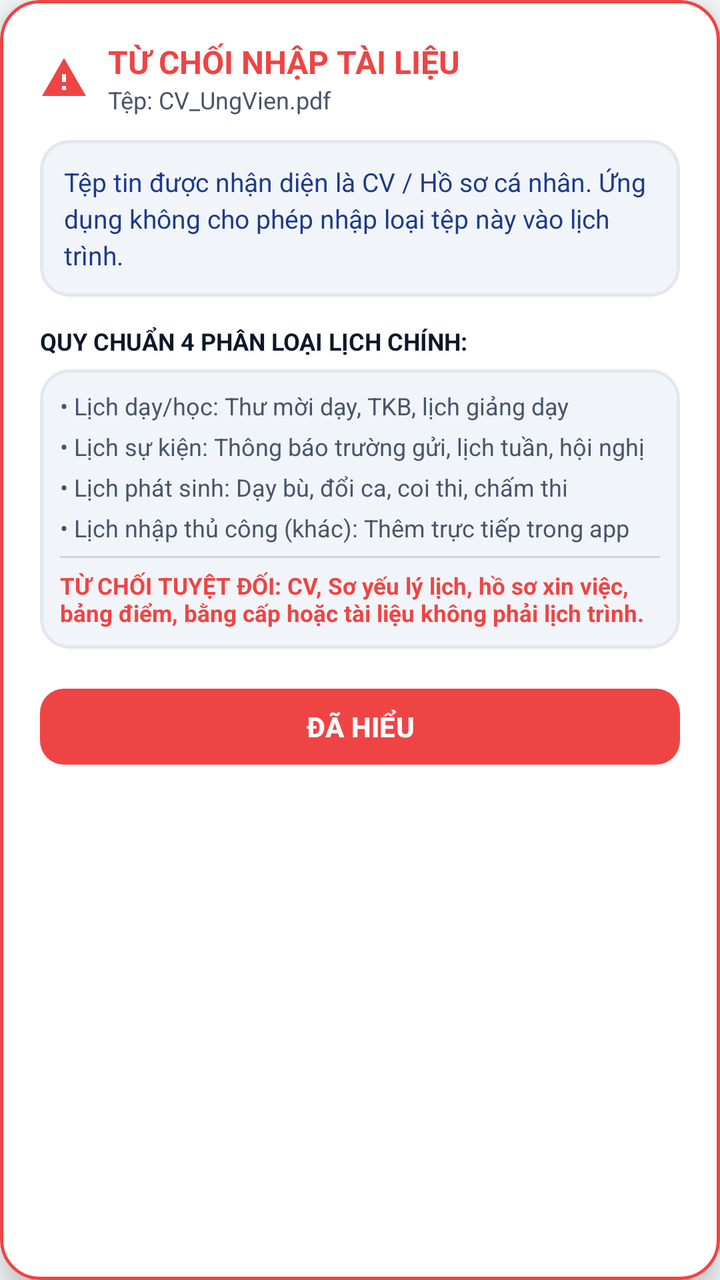
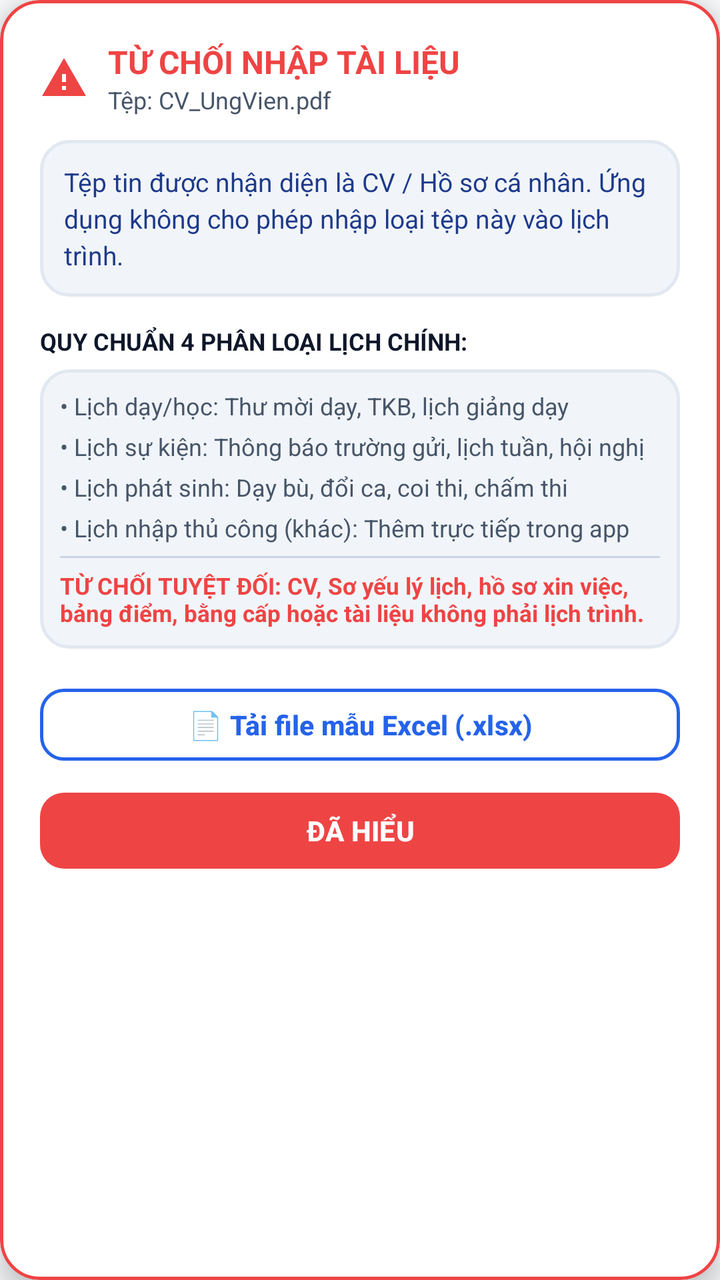

An Android layout rendered at two revisions. The XML below is the earlier revision; the diff shows what the commit changed to produce the second picture.
<!-- AndroidManifest.xml: application theme Theme.LectuPlan -->
<!-- res/layout/dialog_file_rejected.xml -->
<?xml version="1.0" encoding="utf-8"?>
<com.google.android.material.card.MaterialCardView
    xmlns:android="http://schemas.android.com/apk/res/android"
    xmlns:app="http://schemas.android.com/apk/res-auto"
    android:layout_width="match_parent"
    android:layout_height="wrap_content"
    app:cardCornerRadius="20dp"
    app:cardElevation="8dp"
    app:strokeWidth="1.5dp"
    app:strokeColor="#EF4444"
    app:cardBackgroundColor="@color/surface_card">

    <LinearLayout
        android:layout_width="match_parent"
        android:layout_height="wrap_content"
        android:orientation="vertical"
        android:padding="20dp">

        
        <LinearLayout
            android:layout_width="match_parent"
            android:layout_height="wrap_content"
            android:orientation="horizontal"
            android:gravity="center_vertical"
            android:layout_marginBottom="12dp">

            <ImageView
                android:layout_width="24dp"
                android:layout_height="24dp"
                android:src="@drawable/ic_warning"
                app:tint="#EF4444"
                android:layout_marginEnd="10dp"
                android:contentDescription="Từ chối" />

            <LinearLayout
                android:layout_width="0dp"
                android:layout_height="wrap_content"
                android:layout_weight="1"
                android:orientation="vertical">

                <TextView
                    android:id="@+id/tvRejectTitle"
                    android:layout_width="wrap_content"
                    android:layout_height="wrap_content"
                    android:text="TỪ CHỐI NHẬP TÀI LIỆU"
                    android:textSize="16sp"
                    android:textStyle="bold"
                    android:textColor="#EF4444" />

                <TextView
                    android:id="@+id/tvRejectFileName"
                    android:layout_width="wrap_content"
                    android:layout_height="wrap_content"
                    android:text="Tệp: CV_UngVien.pdf"
                    android:textSize="12sp"
                    android:textColor="@color/text_secondary"
                    android:ellipsize="middle"
                    android:singleLine="true" />
            </LinearLayout>
        </LinearLayout>

        
        <LinearLayout
            android:layout_width="match_parent"
            android:layout_height="wrap_content"
            android:orientation="vertical"
            android:background="@drawable/bg_search_input"
            android:padding="12dp"
            android:layout_marginBottom="14dp">

            <TextView
                android:id="@+id/tvRejectReason"
                android:layout_width="match_parent"
                android:layout_height="wrap_content"
                android:text="Tệp tin được nhận diện là CV / Hồ sơ cá nhân. Ứng dụng không cho phép nhập loại tệp này vào lịch trình."
                android:textSize="13sp"
                android:textColor="@color/tab_header_title"
                android:lineSpacingExtra="3dp" />
        </LinearLayout>

        
        <TextView
            android:layout_width="wrap_content"
            android:layout_height="wrap_content"
            android:text="QUY CHUẨN 4 PHÂN LOẠI LỊCH CHÍNH:"
            android:textSize="12sp"
            android:textStyle="bold"
            android:textColor="@color/text_primary"
            android:layout_marginBottom="6dp" />

        <LinearLayout
            android:layout_width="match_parent"
            android:layout_height="wrap_content"
            android:orientation="vertical"
            android:background="@drawable/bg_search_input"
            android:padding="10dp"
            android:layout_marginBottom="16dp">

            <TextView
                android:layout_width="match_parent"
                android:layout_height="wrap_content"
                android:text="• Lịch dạy/học: Thư mời dạy, TKB, lịch giảng dạy"
                android:textSize="12sp"
                android:textColor="@color/text_secondary"
                android:layout_marginBottom="4dp" />

            <TextView
                android:layout_width="match_parent"
                android:layout_height="wrap_content"
                android:text="• Lịch sự kiện: Thông báo trường gửi, lịch tuần, hội nghị"
                android:textSize="12sp"
                android:textColor="@color/text_secondary"
                android:layout_marginBottom="4dp" />

            <TextView
                android:layout_width="match_parent"
                android:layout_height="wrap_content"
                android:text="• Lịch phát sinh: Dạy bù, đổi ca, coi thi, chấm thi"
                android:textSize="12sp"
                android:textColor="@color/text_secondary"
                android:layout_marginBottom="4dp" />

            <TextView
                android:layout_width="match_parent"
                android:layout_height="wrap_content"
                android:text="• Lịch nhập thủ công (khác): Thêm trực tiếp trong app"
                android:textSize="12sp"
                android:textColor="@color/text_secondary"
                android:layout_marginBottom="6dp" />

            <View
                android:layout_width="match_parent"
                android:layout_height="1dp"
                android:background="@color/border_default"
                android:layout_marginBottom="6dp" />

            <TextView
                android:layout_width="match_parent"
                android:layout_height="wrap_content"
                android:text="TỪ CHỐI TUYỆT ĐỐI: CV, Sơ yếu lý lịch, hồ sơ xin việc, bảng điểm, bằng cấp hoặc tài liệu không phải lịch trình."
                android:textSize="11.5sp"
                android:textColor="#EF4444"
                android:textStyle="bold" />
        </LinearLayout>

        
        <com.google.android.material.button.MaterialButton
            android:id="@+id/btnRejectUnderstand"
            android:layout_width="match_parent"
            android:layout_height="wrap_content"
            android:minHeight="46dp"
            android:text="ĐÃ HIỂU"
            android:textColor="#FFFFFF"
            android:textSize="14sp"
            android:textStyle="bold"
            android:paddingVertical="6dp"
            app:cornerRadius="12dp"
            app:backgroundTint="#EF4444" />
    </LinearLayout>
</com.google.android.material.card.MaterialCardView>
<!-- resources referenced by this layout -->
<resources>
  <color name="border_default">#CBD5E1</color>
  <color name="surface_card">#FFFFFF</color>
  <color name="tab_header_title">#1E3A8A</color>
  <color name="text_primary">#0F172A</color>
  <color name="text_secondary">#475569</color>
  <!-- drawable bg_search_input (drawable) -->
  <?xml version="1.0" encoding="utf-8"?>
  <shape xmlns:android="http://schemas.android.com/apk/res/android"
      android:shape="rectangle">
      <solid android:color="@color/surface_card_secondary" />
      <corners android:radius="14dp" />
      <stroke
          android:width="1.5dp"
          android:color="@color/border_subtle" />
  </shape>
  <!-- drawable ic_warning (drawable) -->
  <vector xmlns:android="http://schemas.android.com/apk/res/android"
      android:width="20dp"
      android:height="20dp"
      android:viewportWidth="24"
      android:viewportHeight="24"
      android:tint="#D97706">
    <path
        android:fillColor="@android:color/white"
        android:pathData="M1,21h22L12,2 1,21zm12,-3h-2v-2h2v2zm0,-4h-2v-4h2v4z"/>
  </vector>
  <style name="Theme.LectuPlan" parent="Base.Theme.LectuPlan" />
  <color name="surface_card_secondary">#F1F5F9</color>
  <color name="border_subtle">#E2E8F0</color>
  <style name="Base.Theme.LectuPlan" parent="Theme.Material3.DayNight.NoActionBar">
          <item name="android:windowBackground">@color/window_background</item>
          <item name="colorSurface">@color/surface_card</item>
          <item name="colorOnSurface">@color/text_primary</item>
          <item name="colorSurfaceVariant">@color/surface_card_secondary</item>
          <item name="colorOnSurfaceVariant">@color/text_secondary</item>
          <item name="elevationOverlayEnabled">false</item>
          
          <item name="android:windowLightStatusBar" tools:targetApi="23">true</item>
          <item name="android:windowLightNavigationBar" tools:targetApi="27">true</item>
      </style>
  <color name="window_background">#F8FAFC</color>
</resources>

<!-- the commit's change to res/layout/dialog_file_rejected.xml (unified diff, before → after) -->
@@ -144,17 +144,38 @@
         </LinearLayout>
 
         
-        <com.google.android.material.button.MaterialButton
-            android:id="@+id/btnRejectUnderstand"
+        <LinearLayout
             android:layout_width="match_parent"
             android:layout_height="wrap_content"
-            android:minHeight="46dp"
-            android:text="ĐÃ HIỂU"
-            android:textColor="#FFFFFF"
-            android:textSize="14sp"
-            android:textStyle="bold"
-            android:paddingVertical="6dp"
-            app:cornerRadius="12dp"
-            app:backgroundTint="#EF4444" />
+            android:orientation="vertical">
+
+            <com.google.android.material.button.MaterialButton
+                android:id="@+id/btnRejectDownloadTemplate"
+                style="@style/Widget.Material3.Button.OutlinedButton"
+                android:layout_width="match_parent"
+                android:layout_height="wrap_content"
+                android:minHeight="44dp"
+                android:layout_marginBottom="8dp"
+                android:text="📄 Tải file mẫu Excel (.xlsx)"
+                android:textColor="#2563EB"
+                android:textSize="13.5sp"
+                android:textStyle="bold"
+                app:strokeColor="#2563EB"
+                app:strokeWidth="1.5dp"
+                app:cornerRadius="12dp" />
+
+            <com.google.android.material.button.MaterialButton
+                android:id="@+id/btnRejectUnderstand"
+                android:layout_width="match_parent"
+                android:layout_height="wrap_content"
+                android:minHeight="46dp"
+                android:text="ĐÃ HIỂU"
+                android:textColor="#FFFFFF"
+                android:textSize="14sp"
+                android:textStyle="bold"
+                android:paddingVertical="6dp"
+                app:cornerRadius="12dp"
+                app:backgroundTint="#EF4444" />
+        </LinearLayout>
     </LinearLayout>
 </com.google.android.material.card.MaterialCardView>
